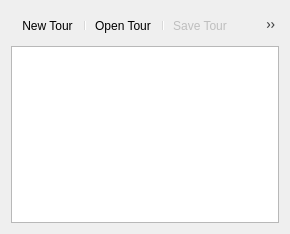
KDE/marble, file src/lib/marble/TourWidget.ui: the form before one commit.
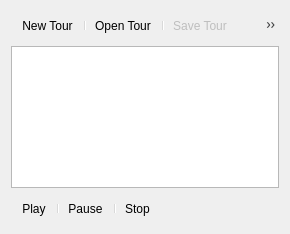
The form after the commit. Icons and pictures are not drawn.

Commit message:
Playback of KML Tours
GCI task: http://www.google-melange.com/gci/task/view/google/gci2013/5813452580847616

Diff of the .ui file:
```diff
--- a/src/lib/marble/TourWidget.ui
+++ b/src/lib/marble/TourWidget.ui
@@ -41,6 +41,18 @@
      </property>
     </widget>
    </item>
+   <item>
+    <widget class="QToolBar" name="m_toolBarPlayback">
+     <property name="windowTitle">
+      <string>toolBar</string>
+     </property>
+     <addaction name="actionPlay"/>
+     <addaction name="separator"/>
+     <addaction name="actionPause"/>
+     <addaction name="separator"/>
+     <addaction name="actionStop"/>
+    </widget>
+   </item>
   </layout>
   <action name="m_actionAddFlyTo">
    <property name="enabled">
@@ -135,6 +147,42 @@
     <string>Open Tour</string>
    </property>
   </action>
+  <action name="actionPlay">
+   <property name="icon">
+    <iconset resource="libmarble.qrc">
+     <normaloff>:/marble/playback-play.png</normaloff>:/marble/playback-play.png</iconset>
+   </property>
+   <property name="text">
+    <string>Play</string>
+   </property>
+   <property name="toolTip">
+    <string>Begins touring</string>
+   </property>
+  </action>
+  <action name="actionPause">
+   <property name="icon">
+    <iconset resource="libmarble.qrc">
+     <normaloff>:/marble/playback-pause.png</normaloff>:/marble/playback-pause.png</iconset>
+   </property>
+   <property name="text">
+    <string>Pause</string>
+   </property>
+   <property name="toolTip">
+    <string>Pauses touring until you start it again</string>
+   </property>
+  </action>
+  <action name="actionStop">
+   <property name="icon">
+    <iconset resource="libmarble.qrc">
+     <normaloff>:/marble/playback-stop.png</normaloff>:/marble/playback-stop.png</iconset>
+   </property>
+   <property name="text">
+    <string>Stop</string>
+   </property>
+   <property name="toolTip">
+    <string>Stops touring (playing again will start tour from the start)</string>
+   </property>
+  </action>
  </widget>
  <resources>
   <include location="libmarble.qrc"/>
```
Left out of the diff: 2 changed lines with no effect on the pictures. The commit also changes 9 other files.
